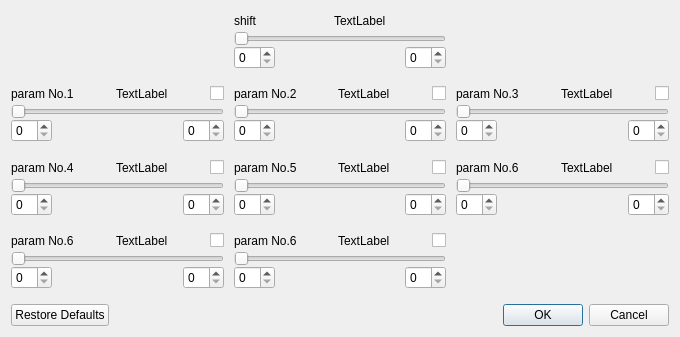
First picture: the form in dialog8.ui, repository zhengprince/east-fit, before the edit.
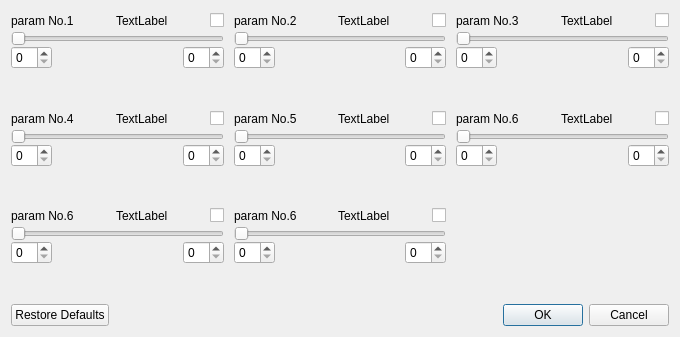
Second picture: the form after the edit.

```diff
--- a/dialog8.ui
+++ b/dialog8.ui
@@ -23,114 +23,7 @@
    <property name="horizontalSpacing">
     <number>10</number>
    </property>
-   <item row="2" column="1">
-    <layout class="QFormLayout" name="formLayout_5">
-     <property name="verticalSpacing">
-      <number>0</number>
-     </property>
-     <item row="2" column="0" colspan="2">
-      <layout class="QHBoxLayout" name="horizontalLayout_10">
-       <property name="spacing">
-        <number>0</number>
-       </property>
-       <item>
-        <widget class="QSpinBox" name="spb9"/>
-       </item>
-       <item>
-        <spacer name="horizontalSpacer_19">
-         <property name="orientation">
-          <enum>Qt::Horizontal</enum>
-         </property>
-         <property name="sizeHint" stdset="0">
-          <size>
-           <width>40</width>
-           <height>20</height>
-          </size>
-         </property>
-        </spacer>
-       </item>
-       <item>
-        <spacer name="horizontalSpacer_20">
-         <property name="orientation">
-          <enum>Qt::Horizontal</enum>
-         </property>
-         <property name="sizeHint" stdset="0">
-          <size>
-           <width>40</width>
-           <height>20</height>
-          </size>
-         </property>
-        </spacer>
-       </item>
-       <item>
-        <widget class="QSpinBox" name="spb10"/>
-       </item>
-      </layout>
-     </item>
-     <item row="0" column="0" colspan="2">
-      <layout class="QHBoxLayout" name="horizontalLayout_9">
-       <property name="spacing">
-        <number>16</number>
-       </property>
-       <item>
-        <widget class="QLabel" name="lNm5">
-         <property name="text">
-          <string>param No.5</string>
-         </property>
-        </widget>
-       </item>
-       <item>
-        <spacer name="horizontalSpacer_17">
-         <property name="orientation">
-          <enum>Qt::Horizontal</enum>
-         </property>
-         <property name="sizeHint" stdset="0">
-          <size>
-           <width>40</width>
-           <height>20</height>
-          </size>
-         </property>
-        </spacer>
-       </item>
-       <item>
-        <widget class="QLabel" name="lDig5">
-         <property name="text">
-          <string>TextLabel</string>
-         </property>
-        </widget>
-       </item>
-       <item>
-        <spacer name="horizontalSpacer_18">
-         <property name="orientation">
-          <enum>Qt::Horizontal</enum>
-         </property>
-         <property name="sizeHint" stdset="0">
-          <size>
-           <width>40</width>
-           <height>20</height>
-          </size>
-         </property>
-        </spacer>
-       </item>
-       <item>
-        <widget class="QCheckBox" name="chb5">
-         <property name="text">
-          <string/>
-         </property>
-        </widget>
-       </item>
-      </layout>
-     </item>
-     <item row="1" column="0" colspan="2">
-      <widget class="QSlider" name="sld5">
-       <property name="orientation">
-        <enum>Qt::Horizontal</enum>
-       </property>
-      </widget>
-     </item>
-    </layout>
-   </item>
-   <item row="2" column="2">
+   <item row="1" column="2">
     <layout class="QFormLayout" name="formLayout_6">
      <property name="verticalSpacing">
       <number>0</number>
@@ -141,7 +34,11 @@
         <number>0</number>
        </property>
        <item>
-        <widget class="QSpinBox" name="spb11"/>
+        <widget class="QSpinBox" name="spb11">
+         <property name="toolTip">
+          <string>Max Value</string>
+         </property>
+        </widget>
        </item>
        <item>
         <spacer name="horizontalSpacer_23">
@@ -170,7 +67,11 @@
         </spacer>
        </item>
        <item>
-        <widget class="QSpinBox" name="spb12"/>
+        <widget class="QSpinBox" name="spb12">
+         <property name="toolTip">
+          <string>Min Value</string>
+         </property>
+        </widget>
        </item>
       </layout>
      </item>
@@ -237,7 +138,7 @@
      </item>
     </layout>
    </item>
-   <item row="2" column="0">
+   <item row="1" column="0">
     <layout class="QFormLayout" name="formLayout_4">
      <property name="verticalSpacing">
       <number>0</number>
@@ -248,7 +149,11 @@
         <number>0</number>
        </property>
        <item>
-        <widget class="QSpinBox" name="spb7"/>
+        <widget class="QSpinBox" name="spb7">
+         <property name="toolTip">
+          <string>Max Value</string>
+         </property>
+        </widget>
        </item>
        <item>
         <spacer name="horizontalSpacer_15">
@@ -277,7 +182,11 @@
         </spacer>
        </item>
        <item>
-        <widget class="QSpinBox" name="spb8"/>
+        <widget class="QSpinBox" name="spb8">
+         <property name="toolTip">
+          <string>Min Value</string>
+         </property>
+        </widget>
        </item>
       </layout>
      </item>
@@ -344,7 +253,7 @@
      </item>
     </layout>
    </item>
-   <item row="1" column="1">
+   <item row="0" column="1">
     <layout class="QFormLayout" name="formLayout_2">
      <property name="verticalSpacing">
       <number>0</number>
@@ -355,7 +264,11 @@
         <number>0</number>
        </property>
        <item>
-        <widget class="QSpinBox" name="spb3"/>
+        <widget class="QSpinBox" name="spb3">
+         <property name="toolTip">
+          <string>Max Value</string>
+         </property>
+        </widget>
        </item>
        <item>
         <spacer name="horizontalSpacer_7">
@@ -384,7 +297,11 @@
         </spacer>
        </item>
        <item>
-        <widget class="QSpinBox" name="spb4"/>
+        <widget class="QSpinBox" name="spb4">
+         <property name="toolTip">
+          <string>Min Value</string>
+         </property>
+        </widget>
        </item>
       </layout>
      </item>
@@ -451,7 +368,132 @@
      </item>
     </layout>
    </item>
-   <item row="1" column="2">
+   <item row="1" column="1">
+    <layout class="QFormLayout" name="formLayout_5">
+     <property name="verticalSpacing">
+      <number>0</number>
+     </property>
+     <item row="2" column="0" colspan="2">
+      <layout class="QHBoxLayout" name="horizontalLayout_10">
+       <property name="spacing">
+        <number>0</number>
+       </property>
+       <item>
+        <widget class="QSpinBox" name="spb9">
+         <property name="toolTip">
+          <string>Max Value</string>
+         </property>
+        </widget>
+       </item>
+       <item>
+        <spacer name="horizontalSpacer_19">
+         <property name="orientation">
+          <enum>Qt::Horizontal</enum>
+         </property>
+         <property name="sizeHint" stdset="0">
+          <size>
+           <width>40</width>
+           <height>20</height>
+          </size>
+         </property>
+        </spacer>
+       </item>
+       <item>
+        <spacer name="horizontalSpacer_20">
+         <property name="orientation">
+          <enum>Qt::Horizontal</enum>
+         </property>
+         <property name="sizeHint" stdset="0">
+          <size>
+           <width>40</width>
+           <height>20</height>
+          </size>
+         </property>
+        </spacer>
+       </item>
+       <item>
+        <widget class="QSpinBox" name="spb10">
+         <property name="toolTip">
+          <string>Min Value</string>
+         </property>
+        </widget>
+       </item>
+      </layout>
+     </item>
+     <item row="0" column="0" colspan="2">
+      <layout class="QHBoxLayout" name="horizontalLayout_9">
+       <property name="spacing">
+        <number>16</number>
+       </property>
+       <item>
+        <widget class="QLabel" name="lNm5">
+         <property name="toolTip">
+          <string>SLOPE INNER</string>
+         </property>
+         <property name="text">
+          <string>param No.5</string>
+         </property>
+        </widget>
+       </item>
+       <item>
+        <spacer name="horizontalSpacer_17">
+         <property name="orientation">
+          <enum>Qt::Horizontal</enum>
+         </property>
+         <property name="sizeHint" stdset="0">
+          <size>
+           <width>40</width>
+           <height>20</height>
+          </size>
+         </property>
+        </spacer>
+       </item>
+       <item>
+        <widget class="QLabel" name="lDig5">
+         <property name="text">
+          <string>TextLabel</string>
+         </property>
+        </widget>
+       </item>
+       <item>
+        <spacer name="horizontalSpacer_18">
+         <property name="orientation">
+          <enum>Qt::Horizontal</enum>
+         </property>
+         <property name="sizeHint" stdset="0">
+          <size>
+           <width>40</width>
+           <height>20</height>
+          </size>
+         </property>
+        </spacer>
+       </item>
+       <item>
+        <widget class="QCheckBox" name="chb5">
+         <property name="toolTip">
+          <string>CHECKED FIXES THE PARAMETER
+UNCHECKED MAKES THE PARAMETER FREE.</string>
+         </property>
+         <property name="text">
+          <string/>
+         </property>
+        </widget>
+       </item>
+      </layout>
+     </item>
+     <item row="1" column="0" colspan="2">
+      <widget class="QSlider" name="sld5">
+       <property name="toolTip">
+        <string>SLOPE INNER</string>
+       </property>
+       <property name="orientation">
+        <enum>Qt::Horizontal</enum>
+       </property>
+      </widget>
+     </item>
+    </layout>
+   </item>
+   <item row="0" column="2">
     <layout class="QFormLayout" name="formLayout_3">
      <property name="verticalSpacing">
       <number>0</number>
@@ -462,7 +504,11 @@
         <number>0</number>
        </property>
        <item>
-        <widget class="QSpinBox" name="spb5"/>
+        <widget class="QSpinBox" name="spb5">
+         <property name="toolTip">
+          <string>Max Value</string>
+         </property>
+        </widget>
        </item>
        <item>
         <spacer name="horizontalSpacer_11">
@@ -491,7 +537,11 @@
         </spacer>
        </item>
        <item>
-        <widget class="QSpinBox" name="spb6"/>
+        <widget class="QSpinBox" name="spb6">
+         <property name="toolTip">
+          <string>Min Value</string>
+         </property>
+        </widget>
        </item>
       </layout>
      </item>
@@ -558,21 +608,25 @@
      </item>
     </layout>
    </item>
-   <item row="0" column="1">
-    <layout class="QFormLayout" name="formLayout_9">
+   <item row="2" column="1">
+    <layout class="QFormLayout" name="formLayout_8">
      <property name="verticalSpacing">
       <number>0</number>
      </property>
      <item row="2" column="0" colspan="2">
-      <layout class="QHBoxLayout" name="horizontalLayout_18">
+      <layout class="QHBoxLayout" name="horizontalLayout_16">
        <property name="spacing">
         <number>0</number>
        </property>
        <item>
-        <widget class="QSpinBox" name="spb17"/>
+        <widget class="QSpinBox" name="spb15">
+         <property name="toolTip">
+          <string>Max Value</string>
+         </property>
+        </widget>
        </item>
        <item>
-        <spacer name="horizontalSpacer_35">
+        <spacer name="horizontalSpacer_31">
          <property name="orientation">
           <enum>Qt::Horizontal</enum>
          </property>
@@ -585,7 +639,7 @@
         </spacer>
        </item>
        <item>
-        <spacer name="horizontalSpacer_36">
+        <spacer name="horizontalSpacer_32">
          <property name="orientation">
           <enum>Qt::Horizontal</enum>
          </property>
@@ -598,24 +652,31 @@
         </spacer>
        </item>
        <item>
-        <widget class="QSpinBox" name="spb18"/>
+        <widget class="QSpinBox" name="spb16">
+         <property name="toolTip">
+          <string>Min Value</string>
+         </property>
+        </widget>
        </item>
       </layout>
      </item>
      <item row="0" column="0" colspan="2">
-      <layout class="QHBoxLayout" name="horizontalLayout_17">
+      <layout class="QHBoxLayout" name="horizontalLayout_15">
        <property name="spacing">
         <number>16</number>
        </property>
        <item>
-        <widget class="QLabel" name="lNm9">
+        <widget class="QLabel" name="lNm8">
+         <property name="toolTip">
+          <string>QUADRATIC OUTER</string>
+         </property>
          <property name="text">
-          <string>shift</string>
+          <string>param No.6</string>
          </property>
         </widget>
        </item>
        <item>
-        <spacer name="horizontalSpacer_33">
+        <spacer name="horizontalSpacer_29">
          <property name="orientation">
           <enum>Qt::Horizontal</enum>
          </property>
@@ -628,14 +689,14 @@
         </spacer>
        </item>
        <item>
-        <widget class="QLabel" name="lDig9">
+        <widget class="QLabel" name="lDig8">
          <property name="text">
           <string>TextLabel</string>
          </property>
         </widget>
        </item>
        <item>
-        <spacer name="horizontalSpacer_34">
+        <spacer name="horizontalSpacer_30">
          <property name="orientation">
           <enum>Qt::Horizontal</enum>
          </property>
@@ -647,10 +708,24 @@
          </property>
         </spacer>
        </item>
+       <item>
+        <widget class="QCheckBox" name="chb8">
+         <property name="toolTip">
+          <string>CHECKED FIXES THE PARAMETER
+UNCHECKED MAKES THE PARAMETER FREE.</string>
+         </property>
+         <property name="text">
+          <string/>
+         </property>
+        </widget>
+       </item>
       </layout>
      </item>
      <item row="1" column="0" colspan="2">
-      <widget class="QSlider" name="sld9">
+      <widget class="QSlider" name="sld8">
+       <property name="toolTip">
+        <string>QUADRATIC OUTER</string>
+       </property>
        <property name="orientation">
         <enum>Qt::Horizontal</enum>
        </property>
@@ -658,7 +733,17 @@
      </item>
     </layout>
    </item>
-   <item row="1" column="0">
+   <item row="3" column="0" colspan="3">
+    <widget class="QDialogButtonBox" name="buttonBox">
+     <property name="orientation">
+      <enum>Qt::Horizontal</enum>
+     </property>
+     <property name="standardButtons">
+      <set>QDialogButtonBox::Cancel|QDialogButtonBox::Ok|QDialogButtonBox::RestoreDefaults</set>
+     </property>
+    </widget>
+   </item>
+   <item row="0" column="0">
     <layout class="QFormLayout" name="formLayout_1">
      <property name="verticalSpacing">
       <number>0</number>
@@ -669,7 +754,11 @@
         <number>0</number>
        </property>
        <item>
-        <widget class="QSpinBox" name="spb1"/>
+        <widget class="QSpinBox" name="spb1">
+         <property name="toolTip">
+          <string>Max Value</string>
+         </property>
+        </widget>
        </item>
        <item>
         <spacer name="horizontalSpacer_3">
@@ -698,7 +787,11 @@
         </spacer>
        </item>
        <item>
-        <widget class="QSpinBox" name="spb2"/>
+        <widget class="QSpinBox" name="spb2">
+         <property name="toolTip">
+          <string>Min Value</string>
+         </property>
+        </widget>
        </item>
       </layout>
      </item>
@@ -765,7 +858,7 @@
      </item>
     </layout>
    </item>
-   <item row="3" column="0">
+   <item row="2" column="0">
     <layout class="QFormLayout" name="formLayout_7">
      <property name="verticalSpacing">
       <number>0</number>
@@ -776,7 +869,11 @@
         <number>0</number>
        </property>
        <item>
-        <widget class="QSpinBox" name="spb13"/>
+        <widget class="QSpinBox" name="spb13">
+         <property name="toolTip">
+          <string>Max Value</string>
+         </property>
+        </widget>
        </item>
        <item>
         <spacer name="horizontalSpacer_27">
@@ -805,7 +902,11 @@
         </spacer>
        </item>
        <item>
-        <widget class="QSpinBox" name="spb14"/>
+        <widget class="QSpinBox" name="spb14">
+         <property name="toolTip">
+          <string>Min Value</string>
+         </property>
+        </widget>
        </item>
       </layout>
      </item>
@@ -868,120 +969,6 @@
        <property name="orientation">
         <enum>Qt::Horizontal</enum>
        </property>
-      </widget>
-     </item>
-    </layout>
-   </item>
-   <item row="4" column="0" colspan="3">
-    <widget class="QDialogButtonBox" name="buttonBox">
-     <property name="orientation">
-      <enum>Qt::Horizontal</enum>
-     </property>
-     <property name="standardButtons">
-      <set>QDialogButtonBox::Cancel|QDialogButtonBox::Ok|QDialogButtonBox::RestoreDefaults</set>
-     </property>
-    </widget>
-   </item>
-   <item row="3" column="1">
-    <layout class="QFormLayout" name="formLayout_8">
-     <property name="verticalSpacing">
-      <number>0</number>
-     </property>
-     <item row="2" column="0" colspan="2">
-      <layout class="QHBoxLayout" name="horizontalLayout_16">
-       <property name="spacing">
-        <number>0</number>
-       </property>
-       <item>
-        <widget class="QSpinBox" name="spb15"/>
-       </item>
-       <item>
-        <spacer name="horizontalSpacer_31">
-         <property name="orientation">
-          <enum>Qt::Horizontal</enum>
-         </property>
-         <property name="sizeHint" stdset="0">
-          <size>
-           <width>40</width>
-           <height>20</height>
-          </size>
-         </property>
-        </spacer>
-       </item>
-       <item>
-        <spacer name="horizontalSpacer_32">
-         <property name="orientation">
-          <enum>Qt::Horizontal</enum>
-         </property>
-         <property name="sizeHint" stdset="0">
-          <size>
-           <width>40</width>
-           <height>20</height>
-          </size>
-         </property>
-        </spacer>
-       </item>
-       <item>
-        <widget class="QSpinBox" name="spb16"/>
-       </item>
-      </layout>
-     </item>
-     <item row="0" column="0" colspan="2">
-      <layout class="QHBoxLayout" name="horizontalLayout_15">
-       <property name="spacing">
-        <number>16</number>
-       </property>
-       <item>
-        <widget class="QLabel" name="lNm8">
-         <property name="text">
-          <string>param No.6</string>
-         </property>
-        </widget>
-       </item>
-       <item>
-        <spacer name="horizontalSpacer_29">
-         <property name="orientation">
-          <enum>Qt::Horizontal</enum>
-         </property>
-         <property name="sizeHint" stdset="0">
-          <size>
-           <width>40</width>
-           <height>20</height>
-          </size>
-         </property>
-        </spacer>
-       </item>
-       <item>
-        <widget class="QLabel" name="lDig8">
-         <property name="text">
-          <string>TextLabel</string>
-         </property>
-        </widget>
-       </item>
-       <item>
-        <spacer name="horizontalSpacer_30">
-         <property name="orientation">
-          <enum>Qt::Horizontal</enum>
-         </property>
-         <property name="sizeHint" stdset="0">
-          <size>
-           <width>40</width>
-           <height>20</height>
-          </size>
-         </property>
-        </spacer>
-       </item>
-       <item>
-        <widget class="QCheckBox" name="chb8">
-         <property name="text">
-          <string/>
-         </property>
-        </widget>
-       </item>
-      </layout>
-     </item>
-     <item row="1" column="0" colspan="2">
-      <widget class="QSlider" name="sld8">
        <property name="orientation">
         <enum>Qt::Horizontal</enum>
        </property>
```
Left out of the diff: 77 changed lines with no effect on the pictures.
